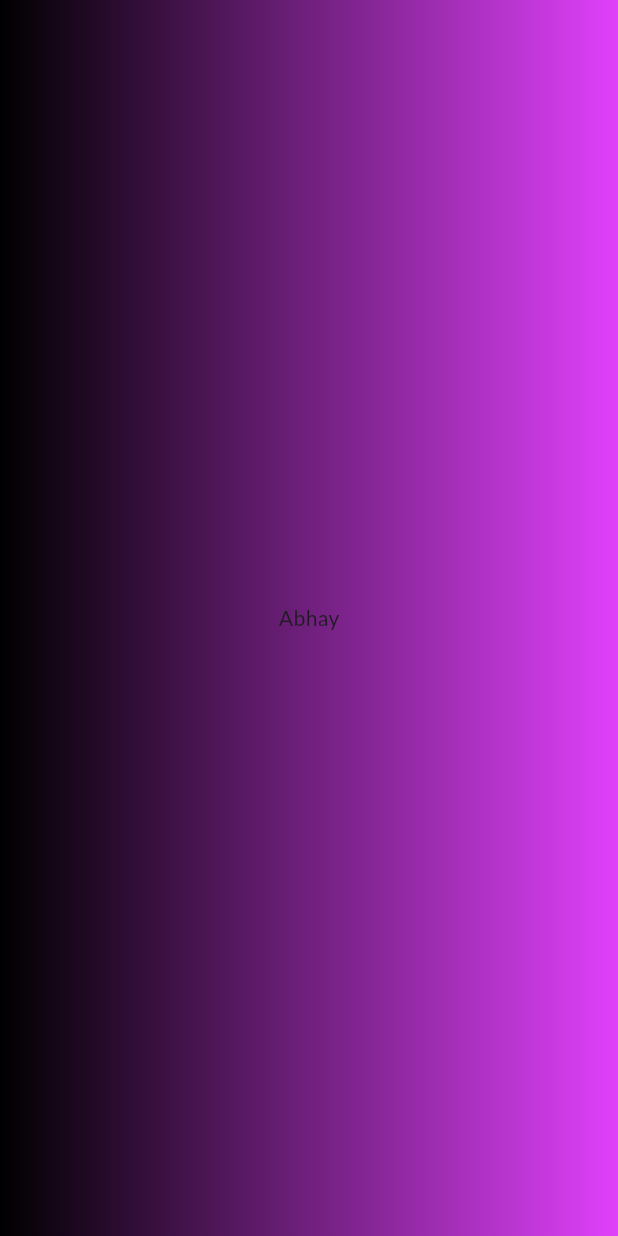
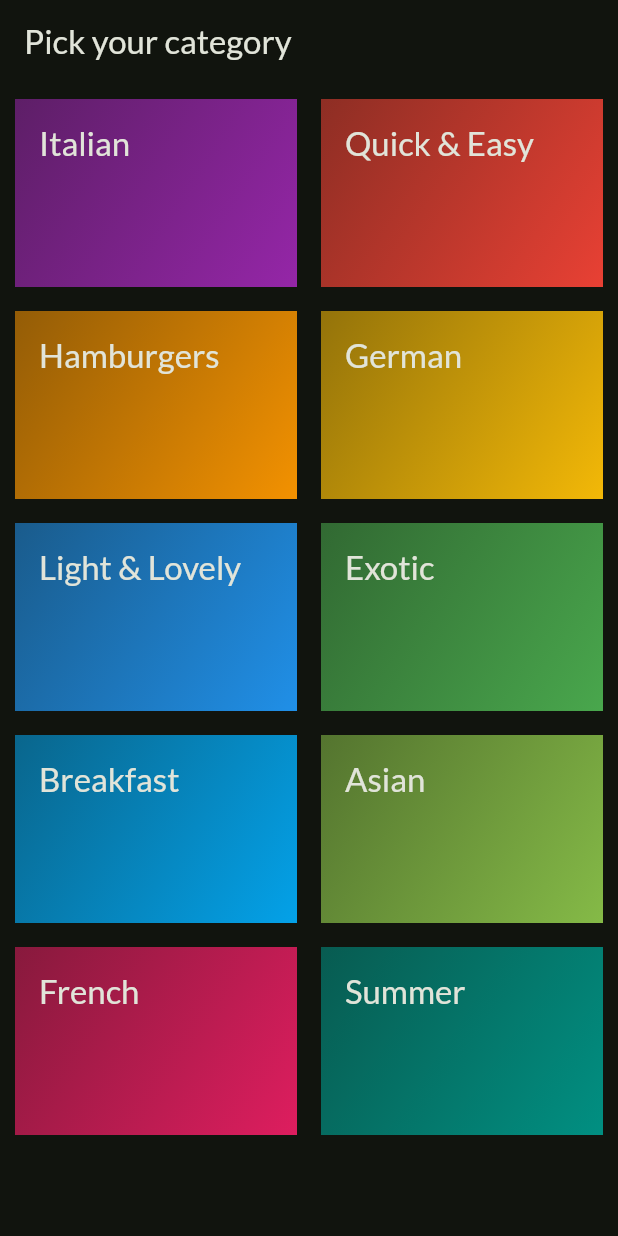
Before and after one commit to ABHAY200/meals_app, a Flutter app: the screen it shows after launch, on a phone screen of 412 x 824 dp. Run offline on Flutter 3.47's test engine with Material 3 defaults, Android fonts, the phone set to English and light mode, and no system bars; our stand-ins replace google_fonts, transparent_image.

Commit message:
feat: meals screen updated

```diff
--- /dev/null
+++ b/lib/components/categoryGridItem.dart
@@ -0,0 +1,34 @@
+import 'package:flutter/material.dart';
+import 'package:meals_app/models/category.dart';
+
+class CategoryGridItem extends StatelessWidget {
+  const CategoryGridItem(
+      {super.key,
+      required this.categoryItem,
+      required this.onSelectCategoryItem});
+  final Category categoryItem;
+  final void Function() onSelectCategoryItem;
+
+  @override
+  Widget build(BuildContext context) {
+    return InkWell(
+        onTap: onSelectCategoryItem,
+        splashColor: Theme.of(context).primaryColor,
+        borderRadius: BorderRadius.circular(16),
+        child: Container(
+          padding: const EdgeInsets.all(16),
+          decoration: BoxDecoration(
+              gradient: LinearGradient(colors: [
+            categoryItem.color.withOpacity(0.55),
+            categoryItem.color.withOpacity(0.95)
+          ], begin: Alignment.topLeft, end: Alignment.bottomRight)),
+          child: Text(
+            categoryItem.title,
+            style: Theme.of(context)
+                .textTheme
+                .titleLarge!
+                .copyWith(color: Theme.of(context).colorScheme.onBackground),
+          ),
+        ));
+  }
+}
--- /dev/null
+++ b/lib/components/mealItem.dart
@@ -0,0 +1,54 @@
+import 'package:flutter/material.dart';
+import 'package:meals_app/models/meals.dart';
+import 'package:transparent_image/transparent_image.dart';
+
+class MealItem extends StatelessWidget {
+  const MealItem({super.key, required this.mealItem});
+  final Meal mealItem;
+
+  @override
+  Widget build(BuildContext context) {
+    return SizedBox(
+        height: 220.0,
+        child: Card(
+            margin: const EdgeInsets.all(8),
+            shape:
+                RoundedRectangleBorder(borderRadius: BorderRadius.circular(8)),
+            clipBehavior: Clip.hardEdge,
+            elevation: 2,
+            child: InkWell(
+              child: Stack(
+                children: [
+                  FadeInImage(
+                    placeholder: MemoryImage(kTransparentImage),
+                    image: NetworkImage(mealItem.imageUrl),
+                    fit: BoxFit.cover,
+                    width: double.infinity,
+                  ),
+                  Positioned(
+                      bottom: 0,
+                      right: 0,
+                      left: 0,
+                      child: Container(
+                        color: Colors.black.withOpacity(0.8),
+                        padding: const EdgeInsets.all(6),
+                        child: Column(children: [
+                          Text(
+                            mealItem.title,
+                            style: const TextStyle(
+                                fontSize: 20,
+                                fontWeight: FontWeight.bold,
+                                color: Colors.white),
+                            maxLines: 2,
+                            textAlign: TextAlign.center,
+                            softWrap: true,
+                            overflow: TextOverflow.ellipsis,
+                          ),
+                          const SizedBox(height: 12),
+                        ]),
+                      )),
+                ],
+              ),
+            )));
+  }
+}
--- /dev/null
+++ b/lib/data/dummy_data.dart
@@ -0,0 +1,409 @@
+import 'package:flutter/material.dart';
+import 'package:meals_app/models/category.dart';
+
+import 'package:meals_app/models/meals.dart';
+
+// Constants in Dart should be written in lowerCamelcase.
+const availableCategories = [
+  Category(
+    id: 'c1',
+    title: 'Italian',
+    color: Colors.purple,
+  ),
+  Category(
+    id: 'c2',
+    title: 'Quick & Easy',
+    color: Colors.red,
+  ),
+  Category(
+    id: 'c3',
+    title: 'Hamburgers',
+    color: Colors.orange,
+  ),
+  Category(
+    id: 'c4',
+    title: 'German',
+    color: Colors.amber,
+  ),
+  Category(
+    id: 'c5',
+    title: 'Light & Lovely',
+    color: Colors.blue,
+  ),
+  Category(
+    id: 'c6',
+    title: 'Exotic',
+    color: Colors.green,
+  ),
+  Category(
+    id: 'c7',
+    title: 'Breakfast',
+    color: Colors.lightBlue,
+  ),
+  Category(
+    id: 'c8',
+    title: 'Asian',
+    color: Colors.lightGreen,
+  ),
+  Category(
+    id: 'c9',
+    title: 'French',
+    color: Colors.pink,
+  ),
+  Category(
+    id: 'c10',
+    title: 'Summer',
+    color: Colors.teal,
+  ),
+];
+
+const dummyMeals = [
+  Meal(
+    id: 'm1',
+    categories: [
+      'c1',
+      'c2',
+    ],
+    title: 'Spaghetti with Tomato Sauce',
+    affordability: Affordability.affordable,
+    complexity: Complexity.simple,
+    imageUrl:
+        'https://upload.wikimedia.org/wikipedia/commons/thumb/2/20/Spaghetti_Bolognese_mit_Parmesan_oder_Grana_Padano.jpg/800px-Spaghetti_Bolognese_mit_Parmesan_oder_Grana_Padano.jpg',
+    duration: 20,
+    ingredients: [
+      '4 Tomatoes',
+      '1 Tablespoon of Olive Oil',
+      '1 Onion',
+      '250g Spaghetti',
+      'Spices',
+      'Cheese (optional)'
+    ],
+    steps: [
+      'Cut the tomatoes and the onion into small pieces.',
+      'Boil some water - add salt to it once it boils.',
+      'Put the spaghetti into the boiling water - they should be done in about 10 to 12 minutes.',
+      'In the meantime, heaten up some olive oil and add the cut onion.',
+      'After 2 minutes, add the tomato pieces, salt, pepper and your other spices.',
+      'The sauce will be done once the spaghetti are.',
+      'Feel free to add some cheese on top of the finished dish.'
+    ],
+    isGlutenFree: false,
+    isVegan: true,
+    isVegetarian: true,
+    isLactoseFree: true,
+  ),
+  Meal(
+    id: 'm2',
+    categories: [
+      'c2',
+    ],
+    title: 'Toast Hawaii',
+    affordability: Affordability.affordable,
+    complexity: Complexity.simple,
+    imageUrl:
+        'https://cdn.pixabay.com/photo/2018/07/11/21/51/toast-3532016_1280.jpg',
+    duration: 10,
+    ingredients: [
+      '1 Slice White Bread',
+      '1 Slice Ham',
+      '1 Slice Pineapple',
+      '1-2 Slices of Cheese',
+      'Butter'
+    ],
+    steps: [
+      'Butter one side of the white bread',
+      'Layer ham, the pineapple and cheese on the white bread',
+      'Bake the toast for round about 10 minutes in the oven at 200°C'
+    ],
+    isGlutenFree: false,
+    isVegan: false,
+    isVegetarian: false,
+    isLactoseFree: false,
+  ),
+  Meal(
+    id: 'm3',
+    categories: [
+      'c2',
+      'c3',
+    ],
+    title: 'Classic Hamburger',
+    affordability: Affordability.pricey,
+    complexity: Complexity.simple,
+    imageUrl:
+        'https://cdn.pixabay.com/photo/2014/10/23/18/05/burger-500054_1280.jpg',
+    duration: 45,
+    ingredients: [
+      '300g Cattle Hack',
+      '1 Tomato',
+      '1 Cucumber',
+      '1 Onion',
+      'Ketchup',
+      '2 Burger Buns'
+    ],
+    steps: [
+      'Form 2 patties',
+      'Fry the patties for c. 4 minutes on each side',
+      'Quickly fry the buns for c. 1 minute on each side',
+      'Bruch buns with ketchup',
+      'Serve burger with tomato, cucumber and onion'
+    ],
+    isGlutenFree: false,
+    isVegan: false,
+    isVegetarian: false,
+    isLactoseFree: true,
+  ),
+  Meal(
+    id: 'm4',
+    categories: [
+      'c4',
+    ],
+    title: 'Wiener Schnitzel',
+    affordability: Affordability.luxurious,
+    complexity: Complexity.challenging,
+    imageUrl:
+        'https://cdn.pixabay.com/photo/2018/03/31/19/29/schnitzel-3279045_1280.jpg',
+    duration: 60,
+    ingredients: [
+      '8 Veal Cutlets',
+      '4 Eggs',
+      '200g Bread Crumbs',
+      '100g Flour',
+      '300ml Butter',
+      '100g Vegetable Oil',
+      'Salt',
+      'Lemon Slices'
+    ],
+    steps: [
+      'Tenderize the veal to about 2–4mm, and salt on both sides.',
+      'On a flat plate, stir the eggs briefly with a fork.',
+      'Lightly coat the cutlets in flour then dip into the egg, and finally, coat in breadcrumbs.',
+      'Heat the butter and oil in a large pan (allow the fat to get very hot) and fry the schnitzels until golden brown on both sides.',
+      'Make sure to toss the pan regularly so that the schnitzels are surrounded by oil and the crumbing becomes ‘fluffy’.',
+      'Remove, and drain on kitchen paper. Fry the parsley in the remaining oil and drain.',
+      'Place the schnitzels on awarmed plate and serve garnishedwith parsley and slices of lemon.'
+    ],
+    isGlutenFree: false,
+    isVegan: false,
+    isVegetarian: false,
+    isLactoseFree: false,
+  ),
+  Meal(
+    id: 'm5',
+    categories: [
+      'c2'
+          'c5',
+      'c10',
+    ],
+    title: 'Salad with Smoked Salmon',
+    affordability: Affordability.luxurious,
+    complexity: Complexity.simple,
+    imageUrl:
+        'https://cdn.pixabay.com/photo/2016/10/25/13/29/smoked-salmon-salad-1768890_1280.jpg',
+    duration: 15,
+    ingredients: [
+      'Arugula',
+      'Lamb\'s Lettuce',
+      'Parsley',
+      'Fennel',
+      '200g Smoked Salmon',
+      'Mustard',
+      'Balsamic Vinegar',
+      'Olive Oil',
+      'Salt and Pepper'
+    ],
+    steps: [
+      'Wash and cut salad and herbs',
+      'Dice the salmon',
+      'Process mustard, vinegar and olive oil into a dessing',
+      'Prepare the salad',
+      'Add salmon cubes and dressing'
+    ],
+    isGlutenFree: true,
+    isVegan: false,
+    isVegetarian: true,
+    isLactoseFree: true,
+  ),
+  Meal(
+    id: 'm6',
+    categories: [
+      'c6',
+      'c10',
+    ],
+    title: 'Delicious Orange Mousse',
+    affordability: Affordability.affordable,
+    complexity: Complexity.hard,
+    imageUrl:
+        'https://cdn.pixabay.com/photo/2017/05/01/05/18/pastry-2274750_1280.jpg',
+    duration: 240,
+    ingredients: [
+      '4 Sheets of Gelatine',
+      '150ml Orange Juice',
+      '80g Sugar',
+      '300g Yoghurt',
+      '200g Cream',
+      'Orange Peel',
+    ],
+    steps: [
+      'Dissolve gelatine in pot',
+      'Add orange juice and sugar',
+      'Take pot off the stove',
+      'Add 2 tablespoons of yoghurt',
+      'Stir gelatin under remaining yoghurt',
+      'Cool everything down in the refrigerator',
+      'Whip the cream and lift it under die orange mass',
+      'Cool down again for at least 4 hours',
+      'Serve with orange peel',
+    ],
+    isGlutenFree: true,
+    isVegan: false,
+    isVegetarian: true,
+    isLactoseFree: false,
+  ),
+  Meal(
+    id: 'm7',
+    categories: [
+      'c7',
+    ],
+    title: 'Pancakes',
+    affordability: Affordability.affordable,
+    complexity: Complexity.simple,
+    imageUrl:
+        'https://cdn.pixabay.com/photo/2018/07/10/21/23/pancake-3529653_1280.jpg',
+    duration: 20,
+    ingredients: [
+      '1 1/2 Cups all-purpose Flour',
+      '3 1/2 Teaspoons Baking Powder',
+      '1 Teaspoon Salt',
+      '1 Tablespoon White Sugar',
+      '1 1/4 cups Milk',
+      '1 Egg',
+      '3 Tablespoons Butter, melted',
+    ],
+    steps: [
+      'In a large bowl, sift together the flour, baking powder, salt and sugar.',
+      'Make a well in the center and pour in the milk, egg and melted butter; mix until smooth.',
+      'Heat a lightly oiled griddle or frying pan over medium high heat.',
+      'Pour or scoop the batter onto the griddle, using approximately 1/4 cup for each pancake. Brown on both sides and serve hot.'
+    ],
+    isGlutenFree: true,
+    isVegan: false,
+    isVegetarian: true,
+    isLactoseFree: false,
+  ),
+  Meal(
+    id: 'm8',
+    categories: [
+      'c8',
+    ],
+    title: 'Creamy Indian Chicken Curry',
+    affordability: Affordability.pricey,
+    complexity: Complexity.challenging,
+    imageUrl:
+        'https://cdn.pixabay.com/photo/2018/06/18/16/05/indian-food-3482749_1280.jpg',
+    duration: 35,
+    ingredients: [
+      '4 Chicken Breasts',
+      '1 Onion',
+      '2 Cloves of Garlic',
+      '1 Piece of Ginger',
+      '4 Tablespoons Almonds',
+      '1 Teaspoon Cayenne Pepper',
+      '500ml Coconut Milk',
+    ],
+    steps: [
+      'Slice and fry the chicken breast',
+      'Process onion, garlic and ginger into paste and sauté everything',
+      'Add spices and stir fry',
+      'Add chicken breast + 250ml of water and cook everything for 10 minutes',
+      'Add coconut milk',
+      'Serve with rice'
+    ],
+    isGlutenFree: true,
+    isVegan: false,
+    isVegetarian: false,
+    isLactoseFree: true,
+  ),
+  Meal(
+    id: 'm9',
+    categories: [
+      'c9',
+    ],
+    title: 'Chocolate Souffle',
+    affordability: Affordability.affordable,
+    complexity: Complexity.hard,
+    imageUrl:
+        'https://cdn.pixabay.com/photo/2014/08/07/21/07/souffle-412785_1280.jpg',
+    duration: 45,
+    ingredients: [
+      '1 Teaspoon melted Butter',
+      '2 Tablespoons white Sugar',
+      '2 Ounces 70% dark Chocolate, broken into pieces',
+      '1 Tablespoon Butter',
+      '1 Tablespoon all-purpose Flour',
+      '4 1/3 tablespoons cold Milk',
+      '1 Pinch Salt',
+      '1 Pinch Cayenne Pepper',
+      '1 Large Egg Yolk',
+      '2 Large Egg Whites',
+      '1 Pinch Cream of Tartar',
+      '1 Tablespoon white Sugar',
+    ],
+    steps: [
+      'Preheat oven to 190°C. Line a rimmed baking sheet with parchment paper.',
+      'Brush bottom and sides of 2 ramekins lightly with 1 teaspoon melted butter; cover bottom and sides right up to the rim.',
+      'Add 1 tablespoon white sugar to ramekins. Rotate ramekins until sugar coats all surfaces.',
+      'Place chocolate pieces in a metal mixing bowl.',
+      'Place bowl over a pan of about 3 cups hot water over low heat.',
+      'Melt 1 tablespoon butter in a skillet over medium heat. Sprinkle in flour. Whisk until flour is incorporated into butter and mixture thickens.',
+      'Whisk in cold milk until mixture becomes smooth and thickens. Transfer mixture to bowl with melted chocolate.',
+      'Add salt and cayenne pepper. Mix together thoroughly. Add egg yolk and mix to combine.',
+      'Leave bowl above the hot (not simmering) water to keep chocolate warm while you whip the egg whites.',
+      'Place 2 egg whites in a mixing bowl; add cream of tartar. Whisk until mixture begins to thicken and a drizzle from the whisk stays on the surface about 1 second before disappearing into the mix.',
+      'Add 1/3 of sugar and whisk in. Whisk in a bit more sugar about 15 seconds.',
+      'whisk in the rest of the sugar. Continue whisking until mixture is about as thick as shaving cream and holds soft peaks, 3 to 5 minutes.',
+      'Transfer a little less than half of egg whites to chocolate.',
+      'Mix until egg whites are thoroughly incorporated into the chocolate.',
+      'Add the rest of the egg whites; gently fold into the chocolate with a spatula, lifting from the bottom and folding over.',
+      'Stop mixing after the egg white disappears. Divide mixture between 2 prepared ramekins. Place ramekins on prepared baking sheet.',
+      'Bake in preheated oven until scuffles are puffed and have risen above the top of the rims, 12 to 15 minutes.',
+    ],
+    isGlutenFree: true,
+    isVegan: false,
+    isVegetarian: true,
+    isLactoseFree: false,
+  ),
+  Meal(
+    id: 'm10',
+    categories: [
+      'c2',
+      'c5',
+      'c10',
+    ],
+    title: 'Asparagus Salad with Cherry Tomatoes',
+    affordability: Affordability.luxurious,
+    complexity: Complexity.simple,
+    imageUrl:
+        'https://cdn.pixabay.com/photo/2018/04/09/18/26/asparagus-3304997_1280.jpg',
+    duration: 30,
+    ingredients: [
+      'White and Green Asparagus',
+      '30g Pine Nuts',
+      '300g Cherry Tomatoes',
+      'Salad',
+      'Salt, Pepper and Olive Oil'
+    ],
+    steps: [
+      'Wash, peel and cut the asparagus',
+      'Cook in salted water',
+      'Salt and pepper the asparagus',
+      'Roast the pine nuts',
+      'Halve the tomatoes',
+      'Mix with asparagus, salad and dressing',
+      'Serve with Baguette'
+    ],
+    isGlutenFree: true,
+    isVegan: true,
+    isVegetarian: true,
+    isLactoseFree: true,
+  ),
+];
--- a/lib/main.dart
+++ b/lib/main.dart
@@ -1,5 +1,6 @@
 import 'package:flutter/material.dart';
 import 'package:google_fonts/google_fonts.dart';
+import 'package:meals_app/screens/categories.dart';
 
 final theme = ThemeData(
     useMaterial3: true,
@@ -18,20 +19,6 @@ class MyApp extends StatelessWidget {
   @override
   Widget build(BuildContext context) {
     return MaterialApp(
-        title: 'Meals App',
-        theme: theme,
-        home: Scaffold(
-          body: Container(
-            decoration: const BoxDecoration(
-              gradient: LinearGradient(
-                  colors: [Colors.black, Colors.purpleAccent],
-                  begin: Alignment.bottomLeft,
-                  end: Alignment.bottomRight),
-            ),
-            child: const Center(
-              child: Text('Abhay'),
-            ),
-          ),
-        ));
+        title: 'Meals App', theme: theme, home: const CategoriesScreen());
   }
 }
--- /dev/null
+++ b/lib/models/category.dart
@@ -0,0 +1,9 @@
+import 'package:flutter/material.dart';
+
+class Category {
+  const Category(
+      {required this.id, required this.title, this.color = Colors.orange});
+  final String id;
+  final String title;
+  final Color color;
+}
--- /dev/null
+++ b/lib/models/meals.dart
@@ -0,0 +1,43 @@
+enum Complexity {
+  simple,
+  challenging,
+  hard,
+}
+
+enum Affordability {
+  affordable,
+  pricey,
+  luxurious,
+}
+
+class Meal {
+  const Meal({
+    required this.id,
+    required this.categories,
+    required this.title,
+    required this.imageUrl,
+    required this.ingredients,
+    required this.steps,
+    required this.duration,
+    required this.complexity,
+    required this.affordability,
+    required this.isGlutenFree,
+    required this.isLactoseFree,
+    required this.isVegan,
+    required this.isVegetarian,
+  });
+
+  final String id;
+  final List<String> categories;
+  final String title;
+  final String imageUrl;
+  final List<String> ingredients;
+  final List<String> steps;
+  final int duration;
+  final Complexity complexity;
+  final Affordability affordability;
+  final bool isGlutenFree;
+  final bool isLactoseFree;
+  final bool isVegan;
+  final bool isVegetarian;
+}
--- /dev/null
+++ b/lib/screens/categories.dart
@@ -0,0 +1,44 @@
+import 'package:flutter/material.dart';
+import 'package:meals_app/data/dummy_data.dart';
+import 'package:meals_app/models/category.dart';
+import 'package:meals_app/screens/meals.dart';
+
+import '../components/categoryGridItem.dart';
+
+class CategoriesScreen extends StatelessWidget {
+  const CategoriesScreen({super.key});
+
+  void _selectedCategory(BuildContext context, Category category) {
+    final selectedMeals = dummyMeals
+        .where((meal) => meal.categories.contains(category.id))
+        .toList();
+    Navigator.of(context).push(MaterialPageRoute(
+        builder: (ctx) => Meals(title: category.title, meals: selectedMeals)));
+  }
+
+  @override
+  Widget build(BuildContext context) {
+    return Scaffold(
+        appBar: AppBar(
+          title: const Text('Pick your category'),
+        ),
+        body: Container(
+          margin: const EdgeInsets.all(10),
+          child: GridView(
+            gridDelegate: const SliverGridDelegateWithFixedCrossAxisCount(
+                crossAxisCount: 2,
+                childAspectRatio: 3 / 2,
+                crossAxisSpacing: 16,
+                mainAxisSpacing: 16),
+            children: [
+              for (final category in availableCategories)
+                CategoryGridItem(
+                    categoryItem: category,
+                    onSelectCategoryItem: () {
+                      _selectedCategory(context, category);
+                    })
+            ],
+          ),
+        ));
+  }
+}
--- /dev/null
+++ b/lib/screens/meals.dart
@@ -0,0 +1,48 @@
+import 'package:flutter/material.dart';
+import 'package:meals_app/components/mealItem.dart';
+
+import 'package:meals_app/models/meals.dart';
+
+class Meals extends StatelessWidget {
+  const Meals({super.key, required this.title, required this.meals});
+  final List<Meal> meals;
+  final String title;
+
+  @override
+  Widget build(BuildContext context) {
+    Widget content = Center(
+      child: Column(
+        mainAxisSize: MainAxisSize.min,
+        children: [
+          Text(
+            'Uh oh ... nothing here!',
+            style: Theme.of(context).textTheme.headlineLarge!.copyWith(
+                  color: Theme.of(context).colorScheme.onBackground,
+                ),
+          ),
+          const SizedBox(height: 16),
+          Text(
+            'Try selecting a different category!',
+            style: Theme.of(context).textTheme.bodyLarge!.copyWith(
+                  color: Theme.of(context).colorScheme.onBackground,
+                ),
+          ),
+        ],
+      ),
+    );
+
+    if (meals.isNotEmpty) {
+      content = ListView.builder(
+        itemCount: meals.length,
+        itemBuilder: (ctx, index) => MealItem(mealItem: meals[index]),
+      );
+    }
+
+    return Scaffold(
+      appBar: AppBar(
+        title: Text(title),
+      ),
+      body: content,
+    );
+  }
+}
--- a/pubspec.yaml
+++ b/pubspec.yaml
@@ -36,6 +36,7 @@ dependencies:
   # The following adds the Cupertino Icons font to your application.
   # Use with the CupertinoIcons class for iOS style icons.
   cupertino_icons: ^1.0.2
+  transparent_image: ^2.0.1
 
 dev_dependencies:
   flutter_test:
```
Also changed, not shown: pubspec.lock.
